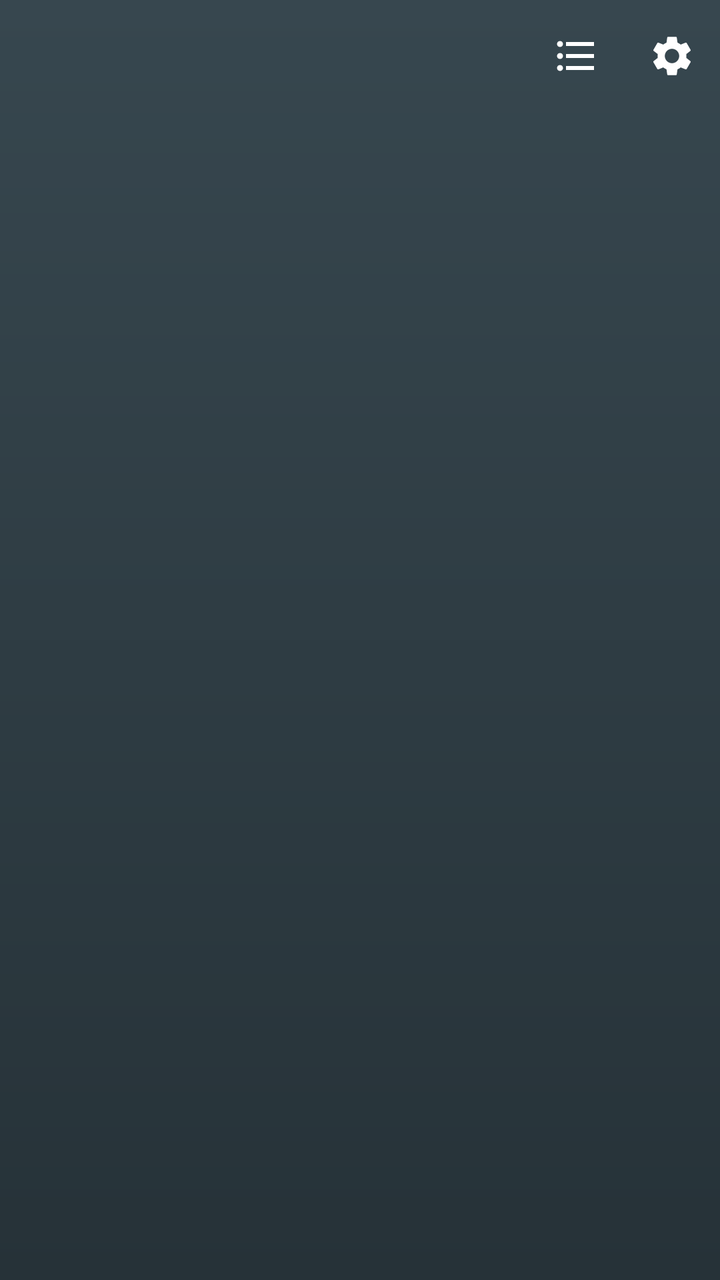
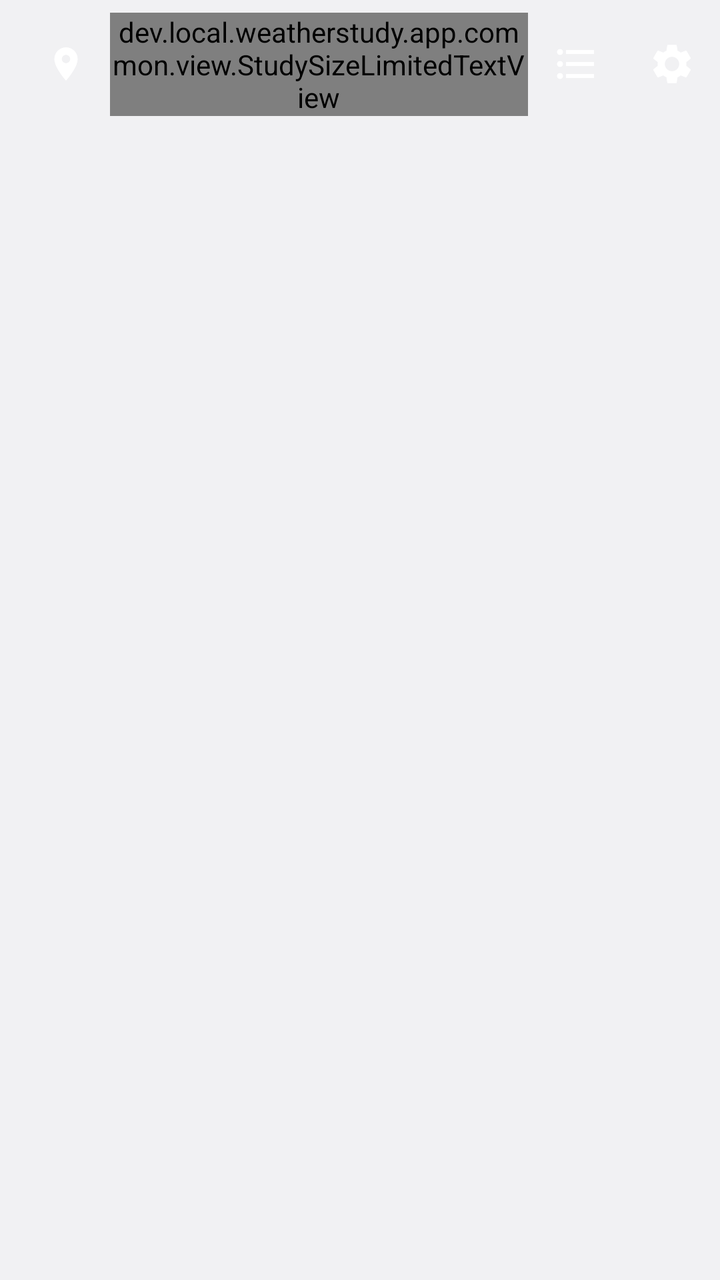

Compare the two renders of this Android layout. The source of the first and the diff that turns it into the second are given below.
<!-- AndroidManifest.xml: another module's application theme Study.Theme.AppCompat.Weather -->
<!-- res/layout/study_detail_app_toolbar_layout.xml -->
<?xml version="1.0" encoding="utf-8"?>
<FrameLayout xmlns:android="http://schemas.android.com/apk/res/android"
    android:id="@+id/toolbar_container"
    android:layout_width="match_parent"
    android:layout_height="wrap_content">

    <androidx.appcompat.widget.Toolbar
        android:id="@+id/toolbar"
        android:layout_width="match_parent"
        android:layout_height="?attr/actionBarSize">

        <LinearLayout
            android:layout_width="match_parent"
            android:layout_height="match_parent"
            android:gravity="center_vertical"
            android:orientation="horizontal">

            <dev.local.weatherstudy.app.common.view.StudySizeLimitedTextView
                android:id="@+id/toolbar_city"
                android:layout_width="0dp"
                android:layout_height="wrap_content"
                android:layout_weight="1"
                android:alpha="0"
                android:ellipsize="end"
                android:maxLines="1"
                android:textAppearance="@style/Study.TextAppearance.ToolbarTitle" />

            <ImageButton
                android:id="@+id/toolbar_locations"
                android:layout_width="@dimen/study_toolbar_icon"
                android:layout_height="@dimen/study_toolbar_icon"
                android:background="?attr/selectableItemBackgroundBorderless"
                android:contentDescription="@string/study_action_locations"
                android:src="@drawable/study_ic_list" />

            <ImageButton
                android:id="@+id/toolbar_settings"
                android:layout_width="@dimen/study_toolbar_icon"
                android:layout_height="@dimen/study_toolbar_icon"
                android:background="?attr/selectableItemBackgroundBorderless"
                android:contentDescription="@string/study_action_settings"
                android:src="@drawable/study_ic_settings" />
        </LinearLayout>
    </androidx.appcompat.widget.Toolbar>
</FrameLayout>
<!-- resources referenced by this layout -->
<resources>
  <dimen name="study_toolbar_icon">48dp</dimen>
  <!-- drawable study_ic_list (drawable) -->
  <?xml version="1.0" encoding="utf-8"?>
  <vector xmlns:android="http://schemas.android.com/apk/res/android"
      android:width="24dp"
      android:height="24dp"
      android:viewportWidth="24"
      android:viewportHeight="24">
      <path android:fillColor="#FFFFFFFF" android:pathData="M4,10.5c-0.83,0 -1.5,0.67 -1.5,1.5s0.67,1.5 1.5,1.5 1.5,-0.67 1.5,-1.5 -0.67,-1.5 -1.5,-1.5zM4,4.5c-0.83,0 -1.5,0.67 -1.5,1.5S3.17,7.5 4,7.5 5.5,6.83 5.5,6 4.83,4.5 4,4.5zM4,16.5c-0.83,0 -1.5,0.68 -1.5,1.5s0.68,1.5 1.5,1.5 1.5,-0.68 1.5,-1.5 -0.67,-1.5 -1.5,-1.5zM7,19h14v-2H7v2zM7,13h14v-2H7v2zM7,5v2h14V5H7z" />
  </vector>
  <string name="study_action_locations">Manage locations</string>
  <string name="study_action_settings">Settings</string>
  <style name="Study.TextAppearance.ToolbarTitle" parent="TextAppearance.AppCompat.Title" />
  <style name="Study.Theme.AppCompat.Weather" parent="Theme.AppCompat.NoActionBar">
          <item name="android:windowLayoutInDisplayCutoutMode">shortEdges</item>
          <item name="android:statusBarColor">@android:color/transparent</item>
          <item name="android:windowBackground">@drawable/study_splash_gradient_default</item>
          <item name="android:navigationBarColor">@android:color/transparent</item>
          <item name="colorAccent">#FFFFFFFF</item>
          <item name="alertDialogTheme">@style/Study.OneUi.Dialog</item>
      </style>
  <!-- drawable study_splash_gradient_default (drawable) -->
  <?xml version="1.0" encoding="utf-8"?>
  <shape xmlns:android="http://schemas.android.com/apk/res/android" android:shape="rectangle">
      <gradient
          android:angle="270"
          android:startColor="#FF37474F"
          android:endColor="#FF263238"
          android:type="linear" />
  </shape>
  <style name="Study.OneUi.Dialog" parent="Theme.AppCompat.Dialog.Alert">
          <item name="android:windowBackground">@drawable/study_oneui_dialog_background</item>
          <item name="colorAccent">@color/study_oneui_accent</item>
          <item name="android:windowMinWidthMajor">92%</item>
          <item name="android:windowMinWidthMinor">92%</item>
      </style>
  <!-- drawable study_oneui_dialog_background (drawable) -->
  <?xml version="1.0" encoding="utf-8"?>
  <inset xmlns:android="http://schemas.android.com/apk/res/android" android:insetBottom="20dp">
      <shape android:shape="rectangle">
          <corners android:radius="@dimen/study_oneui_card_radius" />
          <solid android:color="@color/study_oneui_dialog" />
      </shape>
  </inset>
  <color name="study_oneui_accent">#FF9CC2FF</color>
  <dimen name="study_oneui_card_radius">26dp</dimen>
  <color name="study_oneui_dialog">#FF252A31</color>
  <!-- unchanged entries left out for length: 1 -->
</resources>

<!-- the commit's change to res/layout/study_detail_app_toolbar_layout.xml (unified diff, before → after) -->
@@ -1,45 +1,64 @@
 <?xml version="1.0" encoding="utf-8"?>
 <FrameLayout xmlns:android="http://schemas.android.com/apk/res/android"
+    xmlns:app="http://schemas.android.com/apk/res-auto"
     android:id="@+id/toolbar_container"
     android:layout_width="match_parent"
     android:layout_height="wrap_content">
 
-    <androidx.appcompat.widget.Toolbar
+    <androidx.constraintlayout.widget.ConstraintLayout
         android:id="@+id/toolbar"
         android:layout_width="match_parent"
-        android:layout_height="?attr/actionBarSize">
+        android:layout_height="@dimen/study_detail_top_info_height"
+        android:background="@android:color/transparent"
+        android:soundEffectsEnabled="false">
 
-        <LinearLayout
-            android:layout_width="match_parent"
-            android:layout_height="match_parent"
-            android:gravity="center_vertical"
-            android:orientation="horizontal">
+        
+        <ImageView
+            android:id="@+id/toolbar_city_icon"
+            android:layout_width="20dp"
+            android:layout_height="20dp"
+            android:layout_marginStart="@dimen/study_detail_top_info_scene_start_view_margin_start"
+            android:contentDescription="@string/study_header_current_location"
+            android:src="@drawable/study_ic_place"
+            app:layout_constraintBottom_toBottomOf="parent"
+            app:layout_constraintStart_toStartOf="parent"
+            app:layout_constraintTop_toTopOf="parent"
+            app:tint="@color/study_detail_white_text_color" />
 
-            <dev.local.weatherstudy.app.common.view.StudySizeLimitedTextView
-                android:id="@+id/toolbar_city"
-                android:layout_width="0dp"
-                android:layout_height="wrap_content"
-                android:layout_weight="1"
-                android:alpha="0"
-                android:ellipsize="end"
-                android:maxLines="1"
-                android:textAppearance="@style/Study.TextAppearance.ToolbarTitle" />
+        <dev.local.weatherstudy.app.common.view.StudySizeLimitedTextView
+            android:id="@+id/toolbar_city"
+            android:layout_width="0dp"
+            android:layout_height="wrap_content"
+            android:layout_marginStart="@dimen/study_detail_toolbar_location_name_margin_start"
+            android:ellipsize="end"
+            android:maxLines="1"
+            android:textAlignment="viewStart"
+            android:textAppearance="@style/Study.TextAppearance.Detail.Sec.700.White.21sp"
+            app:layout_constraintBottom_toBottomOf="parent"
+            app:layout_constraintEnd_toStartOf="@id/toolbar_locations"
+            app:layout_constraintStart_toEndOf="@id/toolbar_city_icon"
+            app:layout_constraintTop_toTopOf="parent" />
 
-            <ImageButton
-                android:id="@+id/toolbar_locations"
-                android:layout_width="@dimen/study_toolbar_icon"
-                android:layout_height="@dimen/study_toolbar_icon"
-                android:background="?attr/selectableItemBackgroundBorderless"
-                android:contentDescription="@string/study_action_locations"
-                android:src="@drawable/study_ic_list" />
+        <ImageButton
+            android:id="@+id/toolbar_locations"
+            android:layout_width="@dimen/study_toolbar_icon"
+            android:layout_height="@dimen/study_toolbar_icon"
+            android:background="?attr/selectableItemBackgroundBorderless"
+            android:contentDescription="@string/study_action_locations"
+            android:src="@drawable/study_ic_list"
+            app:layout_constraintBottom_toBottomOf="parent"
+            app:layout_constraintEnd_toStartOf="@id/toolbar_settings"
+            app:layout_constraintTop_toTopOf="parent" />
 
-            <ImageButton
-                android:id="@+id/toolbar_settings"
-                android:layout_width="@dimen/study_toolbar_icon"
-                android:layout_height="@dimen/study_toolbar_icon"
-                android:background="?attr/selectableItemBackgroundBorderless"
-                android:contentDescription="@string/study_action_settings"
-                android:src="@drawable/study_ic_settings" />
-        </LinearLayout>
-    </androidx.appcompat.widget.Toolbar>
+        <ImageButton
+            android:id="@+id/toolbar_settings"
+            android:layout_width="@dimen/study_toolbar_icon"
+            android:layout_height="@dimen/study_toolbar_icon"
+            android:background="?attr/selectableItemBackgroundBorderless"
+            android:contentDescription="@string/study_action_settings"
+            android:src="@drawable/study_ic_settings"
+            app:layout_constraintBottom_toBottomOf="parent"
+            app:layout_constraintEnd_toEndOf="parent"
+            app:layout_constraintTop_toTopOf="parent" />
+    </androidx.constraintlayout.widget.ConstraintLayout>
 </FrameLayout>
<!-- resource entries referenced after the edit -->
@@ -1,5 +1,9 @@
 <!-- resources referenced by this layout -->
 <resources>
+  <color name="study_detail_white_text_color">#fafaff</color>
+  <dimen name="study_detail_toolbar_location_name_margin_start">12dp</dimen>
+  <dimen name="study_detail_top_info_height">64dp</dimen>
+  <dimen name="study_detail_top_info_scene_start_view_margin_start">23dp</dimen>
   <dimen name="study_toolbar_icon">48dp</dimen>
   <!-- drawable study_ic_list (drawable) -->
   <?xml version="1.0" encoding="utf-8"?>
@@ -10,26 +14,33 @@
       android:viewportHeight="24">
       <path android:fillColor="#FFFFFFFF" android:pathData="M4,10.5c-0.83,0 -1.5,0.67 -1.5,1.5s0.67,1.5 1.5,1.5 1.5,-0.67 1.5,-1.5 -0.67,-1.5 -1.5,-1.5zM4,4.5c-0.83,0 -1.5,0.67 -1.5,1.5S3.17,7.5 4,7.5 5.5,6.83 5.5,6 4.83,4.5 4,4.5zM4,16.5c-0.83,0 -1.5,0.68 -1.5,1.5s0.68,1.5 1.5,1.5 1.5,-0.68 1.5,-1.5 -0.67,-1.5 -1.5,-1.5zM7,19h14v-2H7v2zM7,13h14v-2H7v2zM7,5v2h14V5H7z" />
   </vector>
+  <!-- drawable study_ic_place (drawable) -->
+  <?xml version="1.0" encoding="utf-8"?>
+  <vector xmlns:android="http://schemas.android.com/apk/res/android"
+      android:width="24dp"
+      android:height="24dp"
+      android:viewportWidth="24"
+      android:viewportHeight="24">
+      <path android:fillColor="#FFFFFFFF" android:pathData="M12,2C8.13,2 5,5.13 5,9c0,5.25 7,13 7,13s7,-7.75 7,-13c0,-3.87 -3.13,-7 -7,-7zM12,11.5c-1.38,0 -2.5,-1.12 -2.5,-2.5s1.12,-2.5 2.5,-2.5 2.5,1.12 2.5,2.5 -1.12,2.5 -2.5,2.5z" />
+  </vector>
   <string name="study_action_locations">Manage locations</string>
   <string name="study_action_settings">Settings</string>
-  <style name="Study.TextAppearance.ToolbarTitle" parent="TextAppearance.AppCompat.Title" />
-  <style name="Study.Theme.AppCompat.Weather" parent="Theme.AppCompat.NoActionBar">
+  <string name="study_header_current_location">Current location</string>
+  <style name="Study.TextAppearance.Detail.Sec.700.White.21sp">
+          <item name="android:textSize">@dimen/study_detail_text_size_21_sp</item>
+      </style>
+  <style name="Study.Theme.AppCompat.Weather" parent="Theme.AppCompat.DayNight.NoActionBar">
           <item name="android:windowLayoutInDisplayCutoutMode">shortEdges</item>
+          <item name="android:windowBackground">@color/study_oneui_background</item>
           <item name="android:statusBarColor">@android:color/transparent</item>
-          <item name="android:windowBackground">@drawable/study_splash_gradient_default</item>
           <item name="android:navigationBarColor">@android:color/transparent</item>
-          <item name="colorAccent">#FFFFFFFF</item>
+          <item name="android:windowLightStatusBar">@bool/study_window_light_status_bar</item>
+          <item name="colorPrimary">@color/study_oneui_accent</item>
+          <item name="colorAccent">@color/study_oneui_accent</item>
           <item name="alertDialogTheme">@style/Study.OneUi.Dialog</item>
       </style>
-  <!-- drawable study_splash_gradient_default (drawable) -->
-  <?xml version="1.0" encoding="utf-8"?>
-  <shape xmlns:android="http://schemas.android.com/apk/res/android" android:shape="rectangle">
-      <gradient
-          android:angle="270"
-          android:startColor="#FF37474F"
-          android:endColor="#FF263238"
-          android:type="linear" />
-  </shape>
+  <dimen name="study_detail_text_size_21_sp">21sp</dimen>
+  <color name="study_oneui_background">#f1f1f3</color>
   <style name="Study.OneUi.Dialog" parent="Theme.AppCompat.Dialog.Alert">
           <item name="android:windowBackground">@drawable/study_oneui_dialog_background</item>
           <item name="colorAccent">@color/study_oneui_accent</item>
@@ -44,9 +55,9 @@
           <solid android:color="@color/study_oneui_dialog" />
       </shape>
   </inset>
-  <color name="study_oneui_accent">#FF9CC2FF</color>
+  <color name="study_oneui_accent">#387aff</color>
   <dimen name="study_oneui_card_radius">26dp</dimen>
-  <color name="study_oneui_dialog">#FF252A31</color>
+  <color name="study_oneui_dialog">#fcfcff</color>
   <!-- unchanged entries left out for length: 1 -->
 </resources>
 
